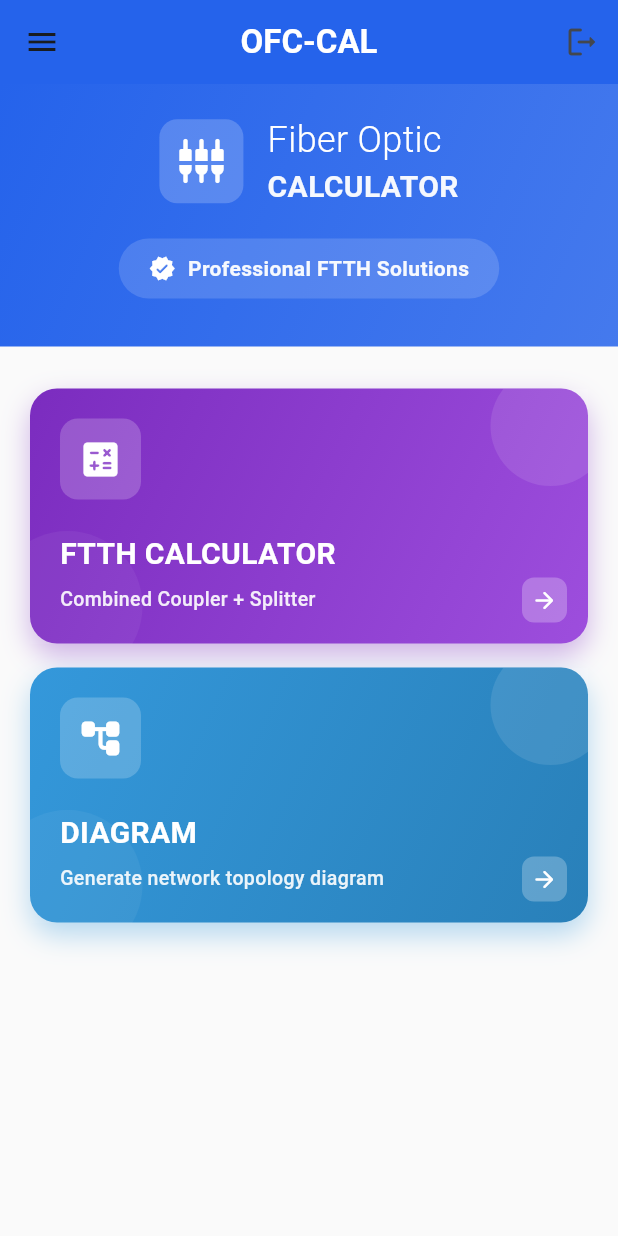
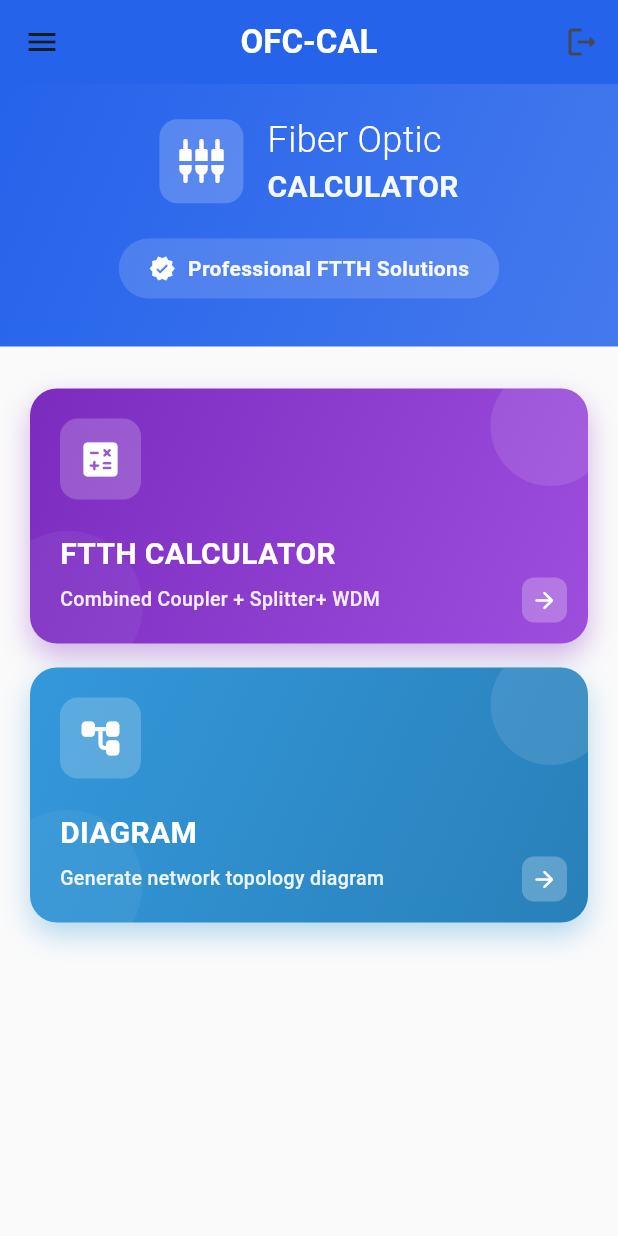
Before and after one commit to SowmiyaG123/OFC-CALCULATOR, a Flutter app: the MainDashboard screen opened directly, on a phone screen of 412 x 824 dp. Run offline on Flutter 3.47's test engine with Material 3 defaults, Android fonts, the phone set to English and light mode, and no system bars; our stand-ins replace google_fonts, hive_flutter, share_plus, supabase_flutter; accounts and stored records are empty.

Commit message:
Update main_dashboard.dart

```diff
--- a/lib/screens/main_app/main_dashboard.dart
+++ b/lib/screens/main_app/main_dashboard.dart
@@ -2,9 +2,10 @@ import 'package:flutter/material.dart';
 import '../../services/auth_service.dart';
 import '../../utils/constants.dart';
 import '../auth/login_page.dart';
-import '../main_app/cal_onepage.dart';
+// import '../main_app/cal_onepage.dart'; // REMOVE THIS LINE
 import '../diagram/diagram_page.dart';
 import '../downloads/download_page.dart';
+import '../main_app/wdm_calculator_page.dart'; // This has CouplerSplitterOnePage
 
 class MainDashboard extends StatefulWidget {
   const MainDashboard({super.key});
@@ -151,7 +152,7 @@ class _MainDashboardState extends State<MainDashboard> {
                     Icons.calculate_rounded,
                     const Color(0xFF7B2CBF),
                     const Color(0xFF9D4EDD),
-                    'Combined Coupler + Splitter',
+                    'Combined Coupler + Splitter+ WDM',
                     () {
                       Navigator.push(
                         context,
@@ -181,6 +182,7 @@ class _MainDashboardState extends State<MainDashboard> {
                     },
                     isFullWidth: true,
                   ),
+                  const SizedBox(height: 8),
                 ],
               ),
             ),
@@ -264,7 +266,7 @@ class _MainDashboardState extends State<MainDashboard> {
               () => Navigator.pop(context),
             ),
 
-            // Only 1 Calculator Menu (name changed to CouplerSplitterOnePage)
+            // FTTH Calculator Menu
             _buildMenuTile(
               context,
               Icons.calculate_rounded,
@@ -278,6 +280,8 @@ class _MainDashboardState extends State<MainDashboard> {
                 );
               },
             ),
+
+            // WDM Calculator Menu
 
             _buildMenuTile(
               context,
```
